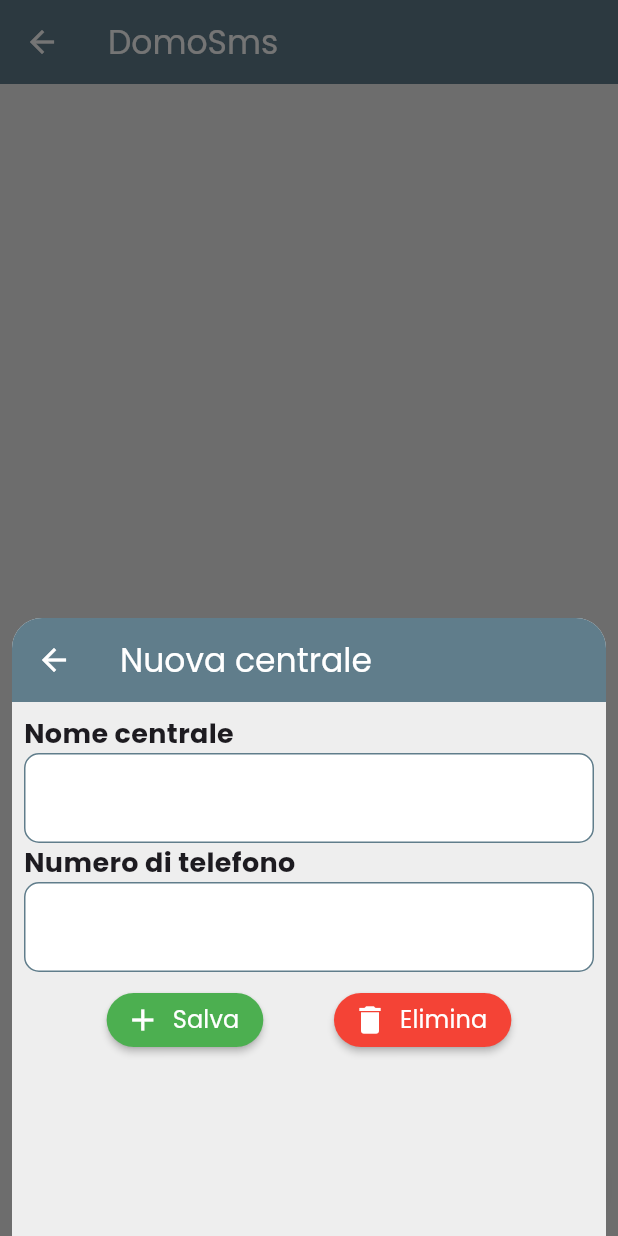
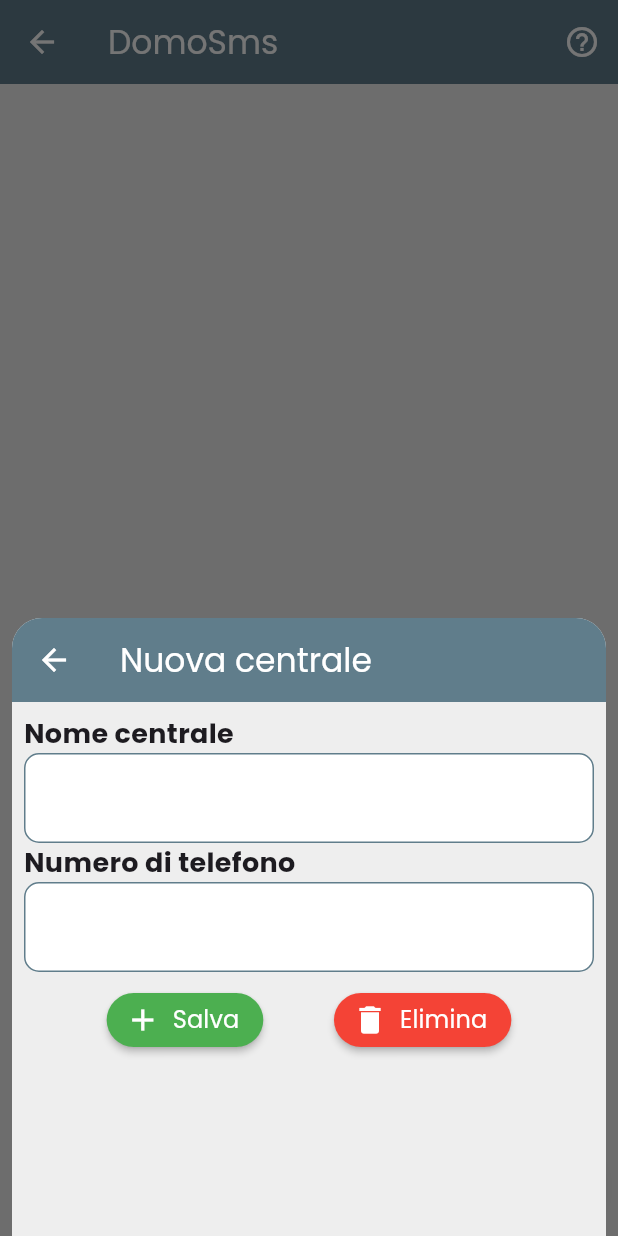
Before and after one commit to matteoberla/domo_sms, a Flutter app: the CentraliScreen screen opened by its route, after a tap on the "add" icon, on a phone screen of 412 x 824 dp. Run offline on Flutter 3.47's test engine with Material 3 defaults, Android fonts, the phone set to English and light mode, and no system bars; our stand-ins replace font_awesome_flutter, getwidget, google_fonts, logger, permission_handler, quickalert and 1 more; missing offline and left inert: flutter_sms, sms_sender_background; accounts and stored records are empty.

```diff
--- a/lib/controllers/centrali_handlers/centrali_callback.dart
+++ b/lib/controllers/centrali_handlers/centrali_callback.dart
@@ -58,4 +58,8 @@ class CentraliCallback {
       Navigator.of(context).pop();
     });
   }
+
+  onHelpButtonPressed(BuildContext context) {
+    Navigator.pushNamed(context, RoutesHandler.helpPage);
+  }
 }
--- a/lib/screens/centrali.dart
+++ b/lib/screens/centrali.dart
@@ -33,7 +33,17 @@ class _CentraliScreenState extends State<CentraliScreen> {
     var centraliProvider = Provider.of<CentraliProvider>(context, listen: true);
 
     return Scaffold(
-      appBar: PalladioAppBar(title: "DomoSms"),
+      appBar: PalladioAppBar(
+        title: "DomoSms",
+        actions: [
+          IconButton(
+            onPressed: () {
+              centraliCallback.onHelpButtonPressed(context);
+            },
+            icon: Icon(Icons.help_outline),
+          ),
+        ],
+      ),
       body: FutureBuilder(
         future: pageInitialized,
         builder: (context, snapshot) {
```
Also changed, not shown: lib/controllers/sms_handler.dart (+36 -18 lines), lib/screens/pin_page.dart (+4 -3 lines).
